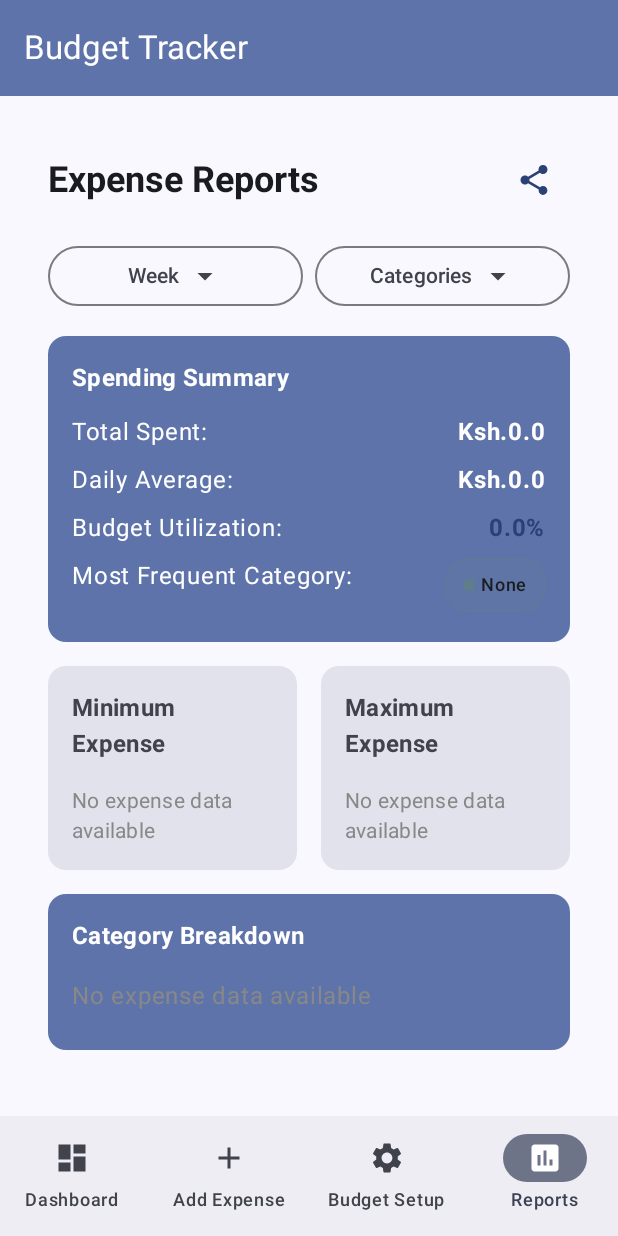
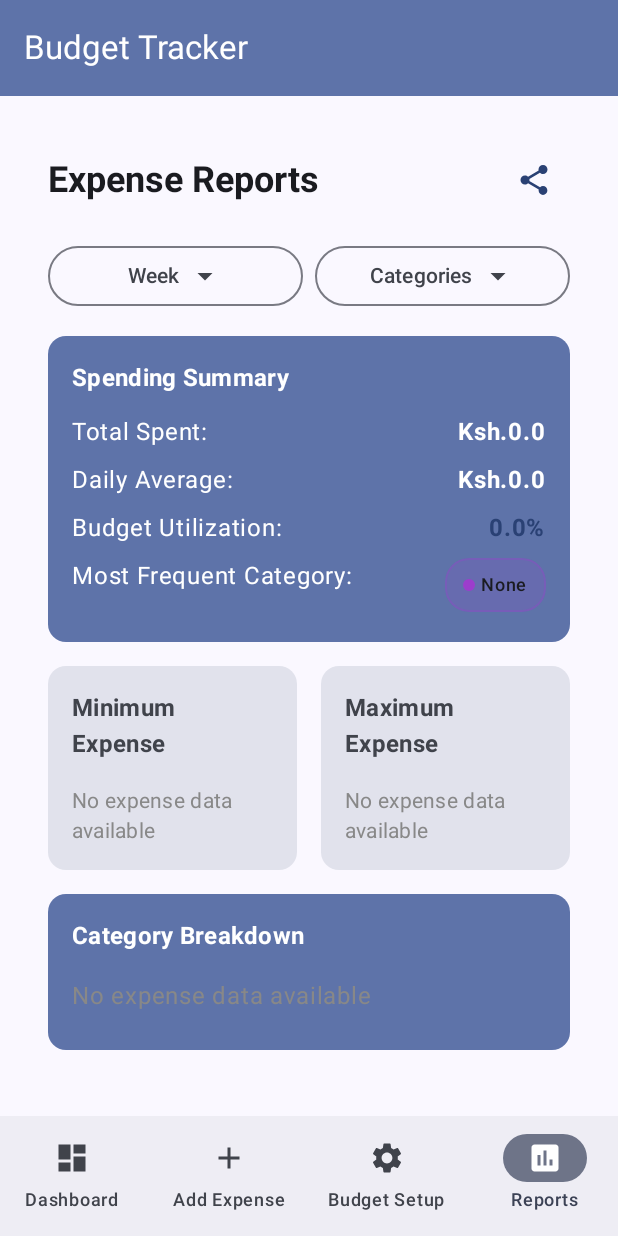
Before and after one commit to mausieliud/Budget_App, an Android app built with Jetpack Compose: the screen it shows after launch (MainActivity), item 4 of the bottom bar chosen, on a phone screen of 412 x 824 dp. Run offline under Robolectric (Android 15) with nearby library versions, the phone set to English and light mode, and no system bars.

Commit message:
Update ReportScreen.kt

```diff
--- a/app/src/main/java/com/example/logic3/Interface/ReportScreen.kt
+++ b/app/src/main/java/com/example/logic3/Interface/ReportScreen.kt
@@ -66,6 +66,7 @@ import androidx.core.content.FileProvider
 import java.io.File
 import java.io.FileOutputStream
 import java.io.IOException
+import kotlin.math.abs
 
 
 @Composable
@@ -757,7 +758,12 @@ fun getCategoryColor(category: String): Color {
         "Entertainment" -> Color(0xFFFF9800) // Orange
         "Utilities" -> Color(0xFF9C27B0) // Purple
         "Shopping" -> Color(0xFFE91E63) // Pink
-        else -> Color(0xFF607D8B) // Blue Gray
+        else -> {
+            // Generate a consistent color based on the category string
+            val hash = category.hashCode()
+            val hue = (abs(hash) % 360).toFloat()
+            Color.hsv(hue, 0.7f, 0.8f)
+        }
     }
 }
 
```
